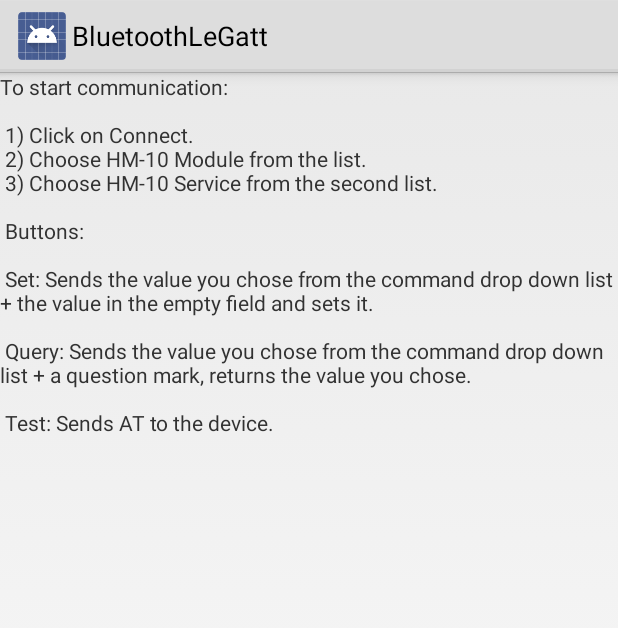
After one commit to HassanIbrahim96/BLE_AT_APP, an Android app: the layout instructions.xml on its own in the app's theme, with its tools: preview values and no code run, on a phone screen of 412 x 824 dp. The commit adds this screen. Shown: the top 628 px of the screen. Run offline under Robolectric (Android 15) with nearby library versions, the phone set to English and light mode, and no system bars.

Commit message:
New instructions popup

```diff
--- /dev/null
+++ b/Application/src/main/res/layout/instructions.xml
@@ -0,0 +1,9 @@
+<?xml version="1.0" encoding="utf-8"?>
+<LinearLayout xmlns:android="http://schemas.android.com/apk/res/android"
+    android:layout_width="match_parent" android:layout_height="match_parent">
+
+    <TextView
+        android:layout_width="wrap_content"
+        android:layout_height="wrap_content"
+        android:text="@string/instructions_paragraph" />
+</LinearLayout>
--- /dev/null
+++ b/Application/src/main/res/values/instructions_paragraph.xml
@@ -0,0 +1,16 @@
+<?xml version="1.0" encoding="utf-8"?>
+<resources>
+    <string name="instructions_paragraph">
+        To start communication: \n \n
+
+        1) Click on Connect. \n
+        2) Choose HM-10 Module from the list. \n
+        3) Choose HM-10 Service from the second list. \n
+        \n
+        Buttons: \n \n
+
+        Set: Sends the value you chose from the command drop down list + the value in the empty field and sets it.\n\n
+        Query: Sends the value you chose from the command drop down list + a question mark, returns the value you chose.\n\n
+        Test: Sends AT to the device.
+    </string>
+        </resources>
```
Also changed, not shown: Application/src/main/java/com/example/android/bluetoothlegatt/DeviceControlActivity.java (+18 -0 lines), Application/src/main/res/layout/gatt_services_characteristics.xml (+51 -27 lines), 116 other files.
